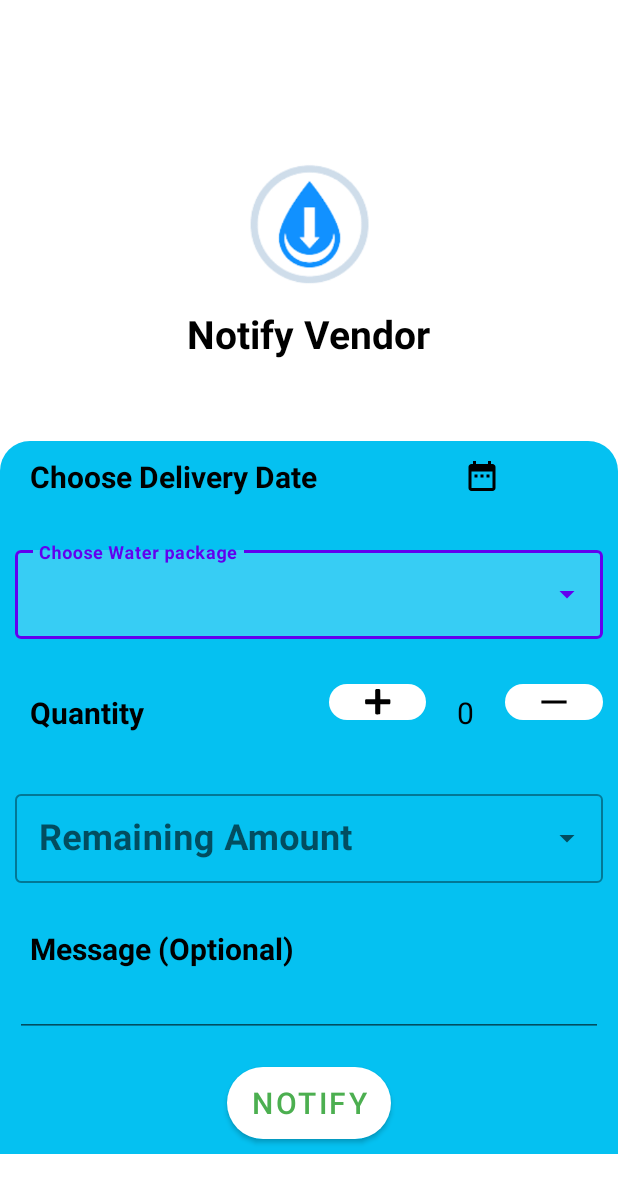
After one commit to v-magiri/BlueDrops, an Android app: the notify_vendor screen opened directly, with no data from a screen before it, on a phone screen of 412 x 824 dp. The commit adds this screen. Shown: the top 1193 px of the screen. Run offline under Robolectric (Android 15) with nearby library versions, the phone set to English and light mode, and no system bars; libraries missing offline, so code that uses them is left out: com.shashank.sony.

Commit message:
Add Notify Vendor Functionality

```diff
--- /dev/null
+++ b/app/src/main/java/com/riconets/bluedrop/notify_vendor.java
@@ -0,0 +1,93 @@
+package com.riconets.bluedrop;
+
+import androidx.appcompat.app.AppCompatActivity;
+
+import java.text.ParseException;
+import java.util.Date;
+import java.text.SimpleDateFormat;
+import android.app.DatePickerDialog;
+import android.os.Bundle;
+import android.view.View;
+import android.widget.DatePicker;
+import android.widget.EditText;
+import android.widget.ImageButton;
+import android.widget.TextView;
+
+import com.shashank.sony.fancytoastlib.FancyToast;
+
+import java.util.Calendar;
+
+public class notify_vendor extends AppCompatActivity implements DatePickerDialog.OnDateSetListener {
+    private TextView datePick, Quantity;
+    private ImageButton addBtn, lessBtn;
+    private EditText notifyEdiTxt;
+    @Override
+    protected void onCreate(Bundle savedInstanceState) {
+        super.onCreate(savedInstanceState);
+        setContentView(R.layout.activity_notify_vendor);
+        datePick=findViewById(R.id.date_pick);
+        notifyEdiTxt=findViewById(R.id.notifyTxt);
+        addBtn=findViewById(R.id.addBtn);
+        lessBtn=findViewById(R.id.lessBtn);
+        Quantity=findViewById(R.id.quantity);
+        datePick.setOnClickListener(view -> showDateDialog());
+        lessBtn.setOnClickListener(new View.OnClickListener() {
+            @Override
+            public void onClick(View view) {
+                int itemCount=Integer.parseInt(Quantity.getText().toString());
+                if(itemCount==0){
+                    FancyToast.makeText(getApplicationContext(),"Quantity can not be less than 0",FancyToast.LENGTH_SHORT,FancyToast.ERROR,true).show();
+                }
+                else{
+                    Quantity.setText(String.valueOf(itemCount-1));
+                }
+            }
+        });
+        addBtn.setOnClickListener(new View.OnClickListener() {
+            @Override
+            public void onClick(View view) {
+                int quantity=Integer.parseInt(Quantity.getText().toString());
+                Quantity.setText(String.valueOf(quantity+1));
+
+            }
+        });
+    }
+
+    private void showDateDialog() {
+        DatePickerDialog datePickerDialog= new DatePickerDialog(
+                this,this, Calendar.getInstance().get(Calendar.YEAR),
+                Calendar.getInstance().get(Calendar.MONTH),
+                Calendar.getInstance().get(Calendar.DAY_OF_MONTH));
+        datePickerDialog.show();
+    }
+
+    @Override
+    public void onDateSet(DatePicker datePicker, int i, int i1, int i2) {
+        StringBuilder stringBuilder = new StringBuilder();
+        stringBuilder.append(i);
+        stringBuilder.append("/");
+        stringBuilder.append(i1+1);
+        stringBuilder.append("/");
+        stringBuilder.append(i2);
+        String Date=stringBuilder.toString();
+        SimpleDateFormat formatter=new SimpleDateFormat("yyyy/MM/dd");
+        //get Current Date
+        Date CurrentDate=new Date(System.currentTimeMillis());
+        try {
+            Date pickedDate=formatter.parse(Date);
+            int result=CurrentDate.compareTo(pickedDate);
+            if(result<=0){
+                datePick.setCompoundDrawablesWithIntrinsicBounds(null,null,null,null);
+                datePick.setText(Date);
+            }
+            else{
+                FancyToast.makeText(getApplicationContext(),"Choose an Appropriate Date",FancyToast.LENGTH_SHORT,FancyToast.ERROR,true).show();
+            }
+        }catch(ParseException e){
+            e.printStackTrace();
+        }
+
+
+
+    }
+}
--- /dev/null
+++ b/app/src/main/res/drawable/bg.xml
@@ -0,0 +1,9 @@
+<?xml version="1.0" encoding="utf-8"?>
+<shape xmlns:android="http://schemas.android.com/apk/res/android">
+<solid android:color="@color/theme"/>
+    <corners
+        android:topLeftRadius="20dp"
+        android:topRightRadius="20dp"
+        android:bottomLeftRadius="0dp"
+        android:bottomRightRadius="0dp"/>
+</shape>
--- /dev/null
+++ b/app/src/main/res/drawable/ic_add.xml
@@ -0,0 +1,5 @@
+<vector android:height="24dp" android:viewportHeight="225"
+    android:viewportWidth="225" android:width="24dp" xmlns:android="http://schemas.android.com/apk/res/android">
+    <path android:fillColor="#000000"
+        android:pathData="M97.5,34.5l-2.5,2.4 0,29.1 0,29 -29,-0 -29.1,-0 -2.4,2.5c-2.4,2.3 -2.5,3.1 -2.5,13.3 0,9.3 0.3,11.3 1.9,13.3l1.9,2.4 29.6,0.3 29.6,0.3 0,29 0,29 2.5,2.4c2.3,2.4 3.1,2.5 13.3,2.5 9.3,-0 11.3,-0.3 13.3,-1.9l2.4,-1.9 0.3,-29.6 0.3,-29.5 29.5,-0.3 29.6,-0.3 1.9,-2.4c1.6,-2 1.9,-4 1.9,-13.3 0,-10.2 -0.1,-11 -2.5,-13.3l-2.4,-2.5 -29,-0 -29,-0 -0.3,-29.6 -0.3,-29.6 -2.4,-1.9c-2,-1.6 -4,-1.9 -13.3,-1.9 -10.2,-0 -11,0.1 -13.3,2.5z" android:strokeColor="#00000000"/>
+</vector>
--- /dev/null
+++ b/app/src/main/res/drawable/ic_date.xml
@@ -0,0 +1,10 @@
+<vector xmlns:android="http://schemas.android.com/apk/res/android"
+    android:width="24dp"
+    android:height="24dp"
+    android:viewportWidth="24"
+    android:viewportHeight="24"
+    android:tint="@color/black">
+  <path
+      android:fillColor="@android:color/white"
+      android:pathData="M9,11L7,11v2h2v-2zM13,11h-2v2h2v-2zM17,11h-2v2h2v-2zM19,4h-1L18,2h-2v2L8,4L8,2L6,2v2L5,4c-1.11,0 -1.99,0.9 -1.99,2L3,20c0,1.1 0.89,2 2,2h14c1.1,0 2,-0.9 2,-2L21,6c0,-1.1 -0.9,-2 -2,-2zM19,20L5,20L5,9h14v11z"/>
+</vector>
--- /dev/null
+++ b/app/src/main/res/drawable/ic_subtraction.xml
@@ -0,0 +1,5 @@
+<vector android:height="24dp" android:viewportHeight="200"
+    android:viewportWidth="200" android:width="24dp" xmlns:android="http://schemas.android.com/apk/res/android">
+    <path android:fillColor="#000000"
+        android:pathData="M30,100l0,8 70,-0 70,-0 0,-8 0,-8 -70,-0 -70,-0 0,8z" android:strokeColor="#00000000"/>
+</vector>
--- /dev/null
+++ b/app/src/main/res/drawable/success_btn.xml
@@ -0,0 +1,5 @@
+<?xml version="1.0" encoding="utf-8"?>
+<shape xmlns:android="http://schemas.android.com/apk/res/android">
+    <solid android:color="@color/white"/>
+    <corners android:radius="50dp"/>
+</shape>
--- /dev/null
+++ b/app/src/main/res/layout/activity_notify_vendor.xml
@@ -0,0 +1,225 @@
+<?xml version="1.0" encoding="utf-8"?>
+<androidx.constraintlayout.widget.ConstraintLayout xmlns:android="http://schemas.android.com/apk/res/android"
+    xmlns:app="http://schemas.android.com/apk/res-auto"
+    xmlns:tools="http://schemas.android.com/tools"
+    android:layout_width="match_parent"
+    android:layout_height="match_parent"
+    android:background="@color/white"
+    android:weightSum="6"
+    tools:context=".notify_vendor">
+
+    <RelativeLayout
+        android:layout_width="match_parent"
+        android:layout_height="wrap_content"
+        android:id="@+id/carousel"
+        android:layout_gravity="center_horizontal"
+        android:layout_weight="2"
+        app:layout_constraintBottom_toTopOf="@+id/notifyForm"
+        app:layout_constraintEnd_toEndOf="parent"
+        app:layout_constraintHorizontal_bias="0.5"
+        app:layout_constraintStart_toStartOf="parent"
+        app:layout_constraintTop_toTopOf="parent">
+
+        <ImageView
+            android:id="@+id/notifyImageView"
+            android:layout_width="150dp"
+            android:layout_height="150dp"
+            android:layout_centerInParent="true"
+            android:src="@drawable/notify" />
+
+        <TextView
+            android:layout_width="wrap_content"
+            android:layout_height="wrap_content"
+            android:layout_below="@+id/notifyImageView"
+            android:layout_centerHorizontal="true"
+            android:text="Notify Vendor"
+            android:textColor="@color/black"
+            android:textSize="26sp"
+            android:textStyle="bold" />
+    </RelativeLayout>
+
+    <LinearLayout
+        android:id="@+id/notifyForm"
+        android:layout_width="match_parent"
+        android:layout_height="wrap_content"
+        android:layout_weight="2"
+        android:background="@drawable/bg"
+        app:layout_constraintBottom_toBottomOf="parent"
+        android:orientation="vertical"
+        app:layout_constraintTop_toBottomOf="@+id/carousel"
+        app:layout_constraintEnd_toEndOf="parent"
+        app:layout_constraintHorizontal_bias="0.5"
+        app:layout_constraintStart_toStartOf="parent">
+
+        <LinearLayout
+            android:layout_width="match_parent"
+            android:layout_height="wrap_content"
+            android:layout_marginHorizontal="10dp"
+            android:layout_marginVertical="10dp"
+            android:orientation="horizontal"
+            android:weightSum="6">
+
+            <TextView
+                android:layout_width="wrap_content"
+                android:layout_height="wrap_content"
+                android:layout_weight="4"
+                android:paddingStart="10dp"
+                android:text="Choose Delivery Date"
+                android:textColor="@color/black"
+                android:textSize="20sp"
+                android:textStyle="bold" />
+
+            <TextView
+                android:id="@+id/date_pick"
+                android:layout_width="wrap_content"
+                android:layout_height="wrap_content"
+                android:layout_weight="2"
+                android:drawableLeft="@drawable/ic_date"
+                android:drawablePadding="20dp"
+                android:text=""
+                android:textColor="@color/black"
+                android:textSize="20sp" />
+        </LinearLayout>
+
+        <LinearLayout
+            android:layout_width="match_parent"
+            android:layout_height="wrap_content"
+            android:layout_marginHorizontal="10dp"
+            android:layout_marginVertical="10dp"
+            android:orientation="horizontal"
+            android:weightSum="5">
+
+            <com.google.android.material.textfield.TextInputLayout
+                style="@style/Widget.MaterialComponents.TextInputLayout.OutlinedBox.Dense.ExposedDropdownMenu"
+                android:layout_width="match_parent"
+                android:layout_height="wrap_content"
+                android:layout_marginVertical="10dp"
+                android:hint="@string/water_package">
+
+                <AutoCompleteTextView
+                    android:id="@+id/packageAutoComplete"
+                    android:layout_width="match_parent"
+                    android:layout_height="wrap_content"
+                    android:inputType="none"
+                    android:textSize="24dp"
+                    android:textStyle="bold" />
+            </com.google.android.material.textfield.TextInputLayout>
+        </LinearLayout>
+
+        <LinearLayout
+            android:layout_width="match_parent"
+            android:layout_height="wrap_content"
+            android:layout_marginHorizontal="10dp"
+            android:layout_marginVertical="10dp"
+            android:orientation="horizontal"
+            android:weightSum="6">
+
+            <TextView
+                android:layout_width="wrap_content"
+                android:layout_height="wrap_content"
+                android:layout_weight="3"
+                android:paddingVertical="5dp"
+                android:paddingStart="10dp"
+                android:text="Quantity"
+                android:textColor="@color/black"
+                android:textSize="20sp"
+                android:textStyle="bold" />
+
+            <ImageButton
+                android:id="@+id/addBtn"
+                android:layout_width="wrap_content"
+                android:layout_height="wrap_content"
+                android:layout_weight="1"
+                android:background="@drawable/success_btn"
+                android:src="@drawable/ic_add" />
+
+            <TextView
+                android:id="@+id/quantity"
+                android:layout_width="wrap_content"
+                android:layout_height="wrap_content"
+                android:layout_weight="1"
+                android:paddingVertical="5dp"
+                android:text="0"
+                android:textAlignment="center"
+                android:textColor="@color/black"
+                android:textSize="20sp" />
+
+            <ImageButton
+                android:id="@+id/lessBtn"
+                android:layout_width="wrap_content"
+                android:layout_height="wrap_content"
+                android:layout_weight="1"
+                android:background="@drawable/success_btn"
+                android:src="@drawable/ic_subtraction" />
+        </LinearLayout>
+
+        <LinearLayout
+            android:layout_width="match_parent"
+            android:layout_height="wrap_content"
+            android:layout_marginHorizontal="10dp"
+            android:layout_marginVertical="10dp"
+            android:orientation="horizontal"
+            android:weightSum="5">
+
+            <com.google.android.material.textfield.TextInputLayout
+                style="@style/Widget.MaterialComponents.TextInputLayout.OutlinedBox.Dense.ExposedDropdownMenu"
+                android:layout_width="match_parent"
+                android:layout_height="wrap_content"
+                android:layout_marginVertical="10dp"
+                android:hint="@string/remaining_Amount">
+
+                <AutoCompleteTextView
+                    android:id="@+id/remainingAutoComplete"
+                    android:layout_width="match_parent"
+                    android:layout_height="wrap_content"
+                    android:inputType="none"
+                    android:textSize="24dp"
+                    android:textStyle="bold" />
+            </com.google.android.material.textfield.TextInputLayout>
+
+        </LinearLayout>
+
+        <LinearLayout
+            android:layout_width="match_parent"
+            android:layout_height="wrap_content"
+            android:layout_marginHorizontal="10dp"
+            android:layout_marginVertical="10dp"
+            android:orientation="vertical"
+            android:weightSum="5">
+
+            <TextView
+                android:layout_width="wrap_content"
+                android:layout_height="wrap_content"
+                android:layout_weight="2"
+                android:paddingStart="10dp"
+                android:text="Message (Optional)"
+                android:textColor="@color/black"
+                android:textSize="20sp"
+                android:textStyle="bold" />
+
+            <EditText
+                android:id="@+id/notifyTxt"
+                android:layout_width="match_parent"
+                android:layout_height="wrap_content"
+                android:layout_weight="2"
+                android:ems="10"
+                android:gravity="start|top"
+                android:inputType="textMultiLine"
+                android:textColor="@color/black"
+                android:textSize="18sp" />
+        </LinearLayout>
+
+        <Button
+            android:layout_width="wrap_content"
+            android:layout_height="wrap_content"
+            android:layout_gravity="center"
+            android:layout_marginVertical="10dp"
+            android:background="@drawable/success_btn"
+            android:text="Notify"
+            android:textColor="@color/success"
+            android:textSize="20sp"
+            app:backgroundTint="@null" />
+
+    </LinearLayout>
+
+</androidx.constraintlayout.widget.ConstraintLayout>
--- a/app/src/main/res/values/colors.xml
+++ b/app/src/main/res/values/colors.xml
@@ -9,4 +9,6 @@
     <color name="blue">#0000FF</color>
     <color name="white">#FFFFFFFF</color>
     <color name="grey">#F0F0F0</color>
+    <color name="theme">#05C1F1</color>
+    <color name="success">#4caf50</color>
 </resources>
--- a/app/src/main/res/values/strings.xml
+++ b/app/src/main/res/values/strings.xml
@@ -6,4 +6,6 @@
     <string name="home">Customer Home Coming Soon</string>
     <string name="cart">Cart Coming Soon</string>
     <string name="account">User Profile Coming Soon</string>
+    <string name="water_package">Choose Water package</string>
+    <string name="remaining_Amount">Remaining Amount</string>
 </resources>
```
Also changed, not shown: app/src/main/AndroidManifest.xml (+9 -8 lines), app/src/main/java/com/riconets/bluedrop/Home.java (+12 -1 lines), app/src/main/res/drawable/ic_decrement.xml (added, +10 -0 lines), app/src/main/res/drawable/ic_increment.xml (added, +10 -0 lines), app/src/main/res/layout/fragment_home.xml (+28 -10 lines), app/src/main/res/drawable/redirect.png (added).
